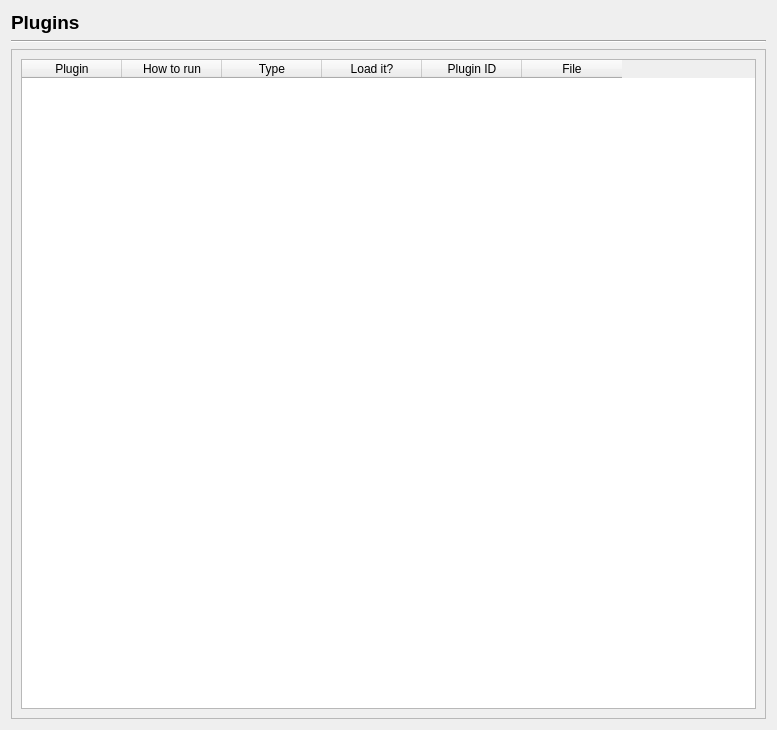
This is scribus/ui/prefs_pluginsbase.ui in scribusproject/scribus as Qt 5 draws it before an edit. The edited form follows.
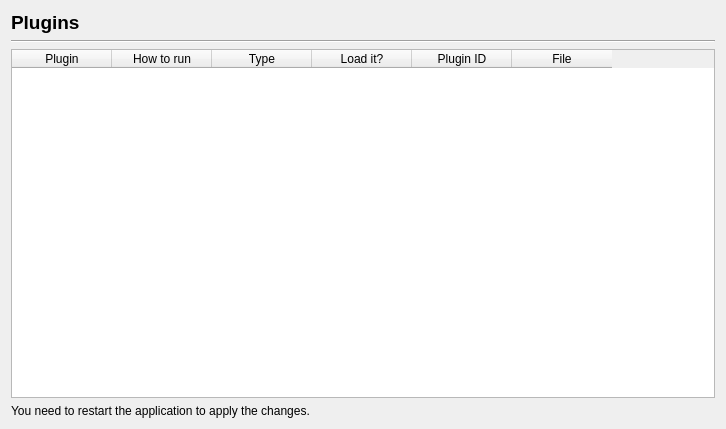
This is the edited form.

Commit message: Add in plugin prefs pane to new prefs dialog

What changed in the file:
```diff
--- a/scribus/ui/prefs_pluginsbase.ui
+++ b/scribus/ui/prefs_pluginsbase.ui
@@ -6,8 +6,8 @@
    <rect>
     <x>0</x>
     <y>0</y>
-    <width>777</width>
-    <height>730</height>
+    <width>726</width>
+    <height>429</height>
    </rect>
   </property>
   <property name="windowTitle">
@@ -36,21 +36,6 @@
     </widget>
    </item>
    <item>
-    <widget class="QScrollArea" name="scrollArea">
-     <property name="widgetResizable">
-      <bool>true</bool>
-     </property>
-     <widget class="QWidget" name="scrollAreaWidgetContents">
-      <property name="geometry">
-       <rect>
-        <x>0</x>
-        <y>0</y>
-        <width>749</width>
-        <height>659</height>
-       </rect>
-      </property>
-      <layout class="QVBoxLayout" name="verticalLayout_2">
-       <item>
         <widget class="QTableWidget" name="pluginTable">
          <property name="alternatingRowColors">
           <bool>true</bool>
@@ -93,8 +78,11 @@
          </column>
         </widget>
        </item>
-      </layout>
-     </widget>
+   <item>
+    <widget class="QLabel" name="restartLabel">
+     <property name="text">
+      <string>You need to restart the application to apply the changes.</string>
+     </property>
     </widget>
    </item>
   </layout>
```
Lines whose indentation alone changed are shown as unchanged. The commit also changes 3 other files.
